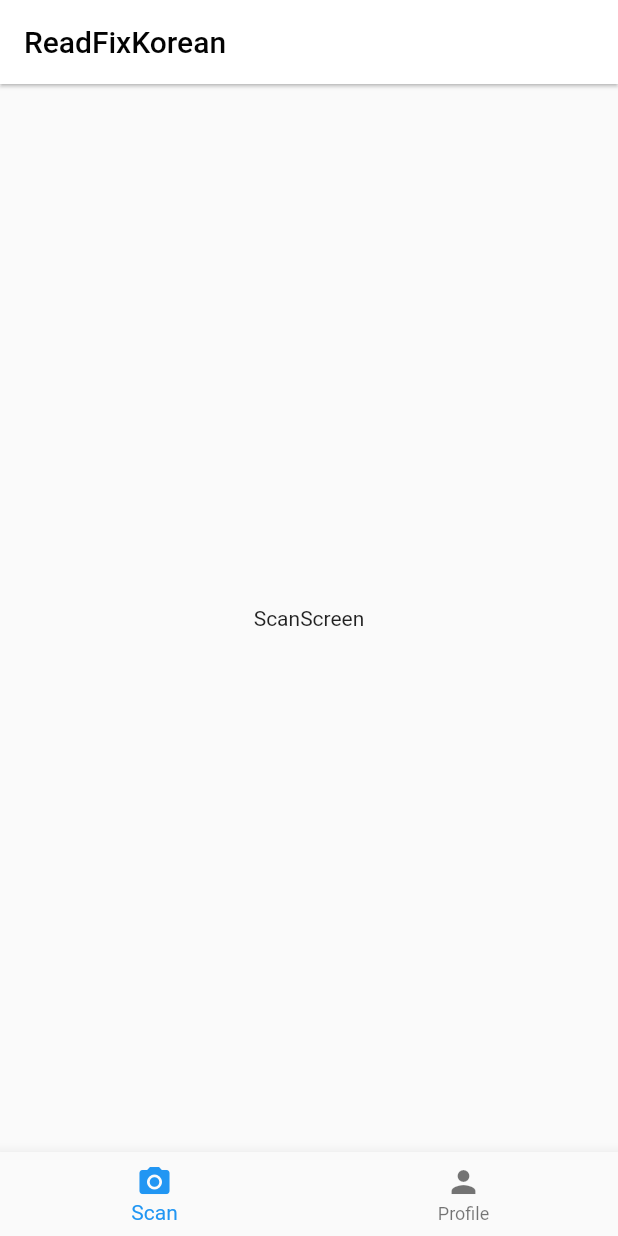
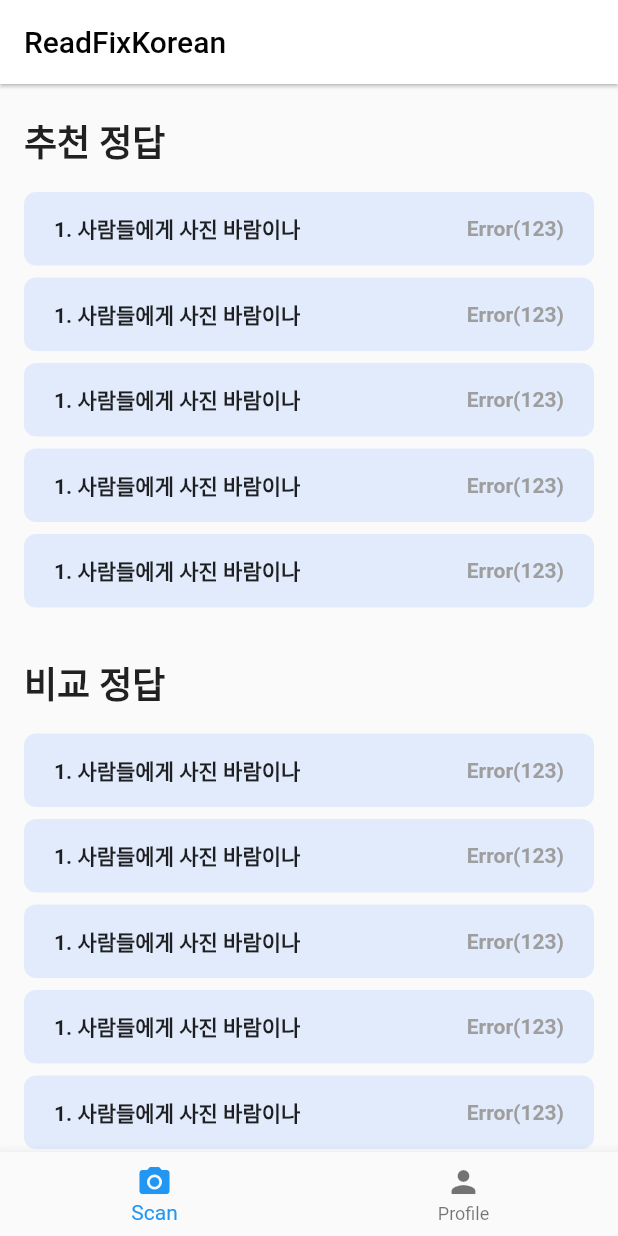
Before and after one commit to yeongwooCho/dmsqltn, a Flutter app: the screen it shows after launch, on a phone screen of 412 x 824 dp. Run offline on Flutter 3.47's test engine with Material 2 defaults, Android fonts, the phone set to English and light mode, and no system bars.

Commit message:
[add] scan 화면 완성

```diff
--- /dev/null
+++ b/lib/component/custom_card.dart
@@ -0,0 +1,49 @@
+import 'package:flutter/material.dart';
+import 'package:read_fix_korean/const/colors.dart';
+
+class CustomCard extends StatelessWidget {
+  final bool isCorrect;
+  final String title;
+  final String errorText;
+
+  const CustomCard({
+    Key? key,
+    required this.isCorrect,
+    required this.title,
+    required this.errorText,
+  }) : super(key: key);
+
+  @override
+  Widget build(BuildContext context) {
+    final miniTextStyle = TextStyle(
+      fontSize: 14.0,
+      fontWeight: FontWeight.bold,
+    );
+
+    return Container(
+      decoration: BoxDecoration(
+        color: isCorrect ? TRUE_BOX_COLOR : FALSE_BOX_COLOR,
+        borderRadius: BorderRadius.circular(8.0),
+      ),
+      child: Padding(
+        padding: const EdgeInsets.symmetric(
+          horizontal: 20.0,
+          vertical: 14.0,
+        ),
+        child: Row(
+          mainAxisAlignment: MainAxisAlignment.spaceBetween,
+          children: [
+            Text(
+              title,
+              style: miniTextStyle,
+            ),
+            Text(
+              errorText,
+              style: miniTextStyle.copyWith(color: Colors.grey),
+            ),
+          ],
+        ),
+      ),
+    );
+  }
+}
--- a/lib/const/colors.dart
+++ b/lib/const/colors.dart
@@ -6,3 +6,6 @@ const PRIMARY_COLOR = Color(0XFF2571E1);
 const BODY_TEXT_COLOR = Color(0xFF030303);
 // 서브 텍스트 색상
 const SUB_BODY_TEXT_COLOR = Color(0XFF98989A);
+
+const FALSE_BOX_COLOR = Color(0XFFE2EBFC);
+const TRUE_BOX_COLOR = Color(0XFFFFEEF4);
--- a/lib/main.dart
+++ b/lib/main.dart
@@ -1,4 +1,5 @@
 import 'package:flutter/material.dart';
+import 'package:read_fix_korean/const/colors.dart';
 import 'package:read_fix_korean/screen/root_screen.dart';
 
 void main() {
@@ -13,7 +14,24 @@ class _App extends StatelessWidget {
   Widget build(BuildContext context) {
     return MaterialApp(
       debugShowCheckedModeBanner: false,
-      theme: ThemeData(),
+      theme: ThemeData(
+        elevatedButtonTheme: ElevatedButtonThemeData(
+          style: ElevatedButton.styleFrom(
+            foregroundColor: Colors.white,
+            backgroundColor: PRIMARY_COLOR,
+            shadowColor: Colors.black,
+            elevation: 5,
+            shape: RoundedRectangleBorder(
+              borderRadius: BorderRadius.circular(8.0),
+            ),
+            minimumSize: const Size(100, 50),
+            textStyle: const TextStyle(
+              fontSize: 16.0,
+              fontWeight: FontWeight.bold,
+            ),
+          ),
+        ),
+      ),
       home: const RootScreen(),
     );
   }
--- a/lib/screen/scan_screen.dart
+++ b/lib/screen/scan_screen.dart
@@ -1,12 +1,113 @@
 import 'package:flutter/material.dart';
+import 'package:read_fix_korean/component/custom_card.dart';
+import 'package:read_fix_korean/const/colors.dart';
 
 class ScanScreen extends StatelessWidget {
   const ScanScreen({Key? key}) : super(key: key);
 
   @override
   Widget build(BuildContext context) {
-    return Center(
-      child: Text('ScanScreen'),
+    final textStyle = TextStyle(
+      fontSize: 24.0,
+      fontWeight: FontWeight.bold,
+    );
+
+    return SingleChildScrollView(
+      child: Padding(
+        padding: const EdgeInsets.symmetric(
+          horizontal: 16.0,
+          vertical: 20.0,
+        ),
+        child: Column(
+          children: [
+            SizedBox(
+              width: double.infinity,
+              child: Text(
+                '추천 정답',
+                style: textStyle,
+              ),
+            ),
+            const SizedBox(height: 16.0),
+            Column(
+              crossAxisAlignment: CrossAxisAlignment.stretch,
+              children: [
+                CustomCard(
+                  isCorrect: false,
+                  title: '1. 사람들에게 사진 바람이나',
+                  errorText: 'Error(123)',
+                ),
+                const SizedBox(height: 8.0),
+                CustomCard(
+                  isCorrect: false,
+                  title: '1. 사람들에게 사진 바람이나',
+                  errorText: 'Error(123)',
+                ),
+                const SizedBox(height: 8.0),
+                CustomCard(
+                  isCorrect: false,
+                  title: '1. 사람들에게 사진 바람이나',
+                  errorText: 'Error(123)',
+                ),
+                const SizedBox(height: 8.0),
+                CustomCard(
+                  isCorrect: false,
+                  title: '1. 사람들에게 사진 바람이나',
+                  errorText: 'Error(123)',
+                ),
+                const SizedBox(height: 8.0),
+                CustomCard(
+                  isCorrect: false,
+                  title: '1. 사람들에게 사진 바람이나',
+                  errorText: 'Error(123)',
+                ),
+              ],
+            ),
+            const SizedBox(height: 32.0),
+            SizedBox(
+              width: double.infinity,
+              child: Text(
+                '비교 정답',
+                style: textStyle,
+              ),
+            ),
+            const SizedBox(height: 16.0),
+            Column(
+              crossAxisAlignment: CrossAxisAlignment.stretch,
+              children: [
+                CustomCard(
+                  isCorrect: false,
+                  title: '1. 사람들에게 사진 바람이나',
+                  errorText: 'Error(123)',
+                ),
+                const SizedBox(height: 8.0),
+                CustomCard(
+                  isCorrect: false,
+                  title: '1. 사람들에게 사진 바람이나',
+                  errorText: 'Error(123)',
+                ),
+                const SizedBox(height: 8.0),
+                CustomCard(
+                  isCorrect: false,
+                  title: '1. 사람들에게 사진 바람이나',
+                  errorText: 'Error(123)',
+                ),
+                const SizedBox(height: 8.0),
+                CustomCard(
+                  isCorrect: false,
+                  title: '1. 사람들에게 사진 바람이나',
+                  errorText: 'Error(123)',
+                ),
+                const SizedBox(height: 8.0),
+                CustomCard(
+                  isCorrect: false,
+                  title: '1. 사람들에게 사진 바람이나',
+                  errorText: 'Error(123)',
+                ),
+              ],
+            ),
+          ],
+        ),
+      ),
     );
   }
 }
```
